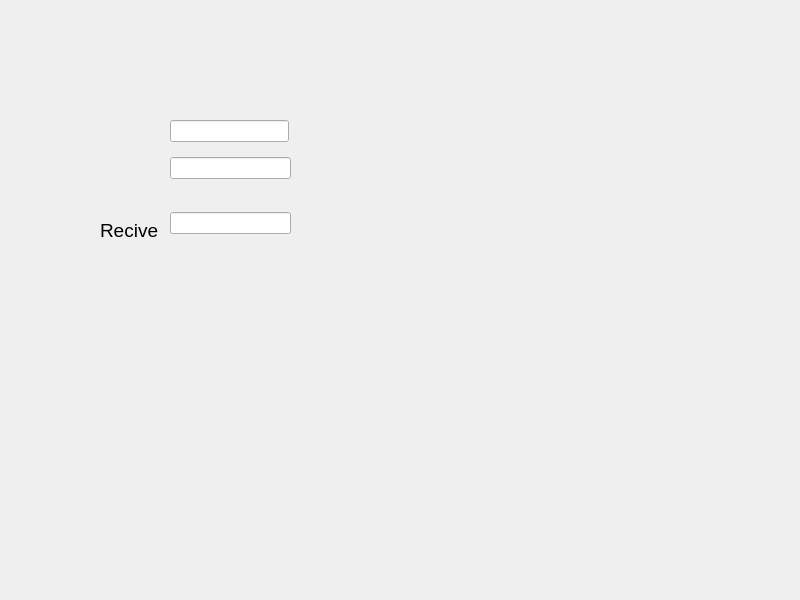
This is widget.ui in lyq777-maker/huasdbifew as Qt 5 draws it before an edit. The edited form follows.
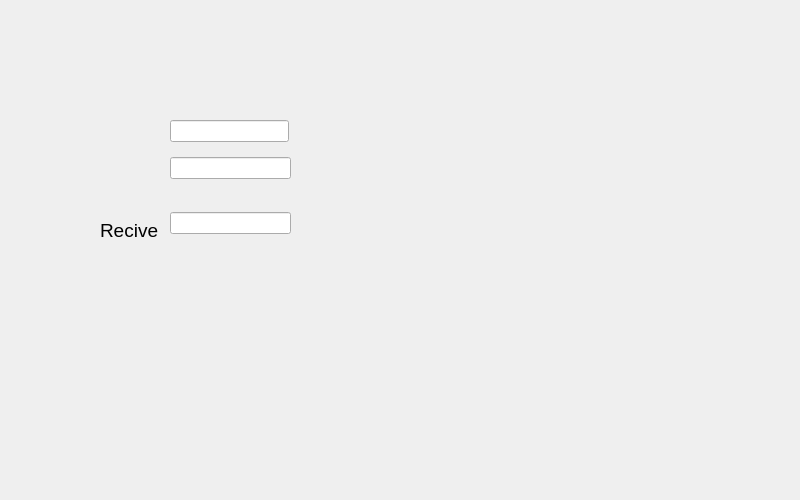
This is the edited form.

What changed in the file:
```diff
--- a/widget.ui
+++ b/widget.ui
@@ -7,7 +7,7 @@
     <x>0</x>
     <y>0</y>
     <width>800</width>
-    <height>600</height>
+    <height>500</height>
    </rect>
   </property>
   <property name="windowTitle">
```
